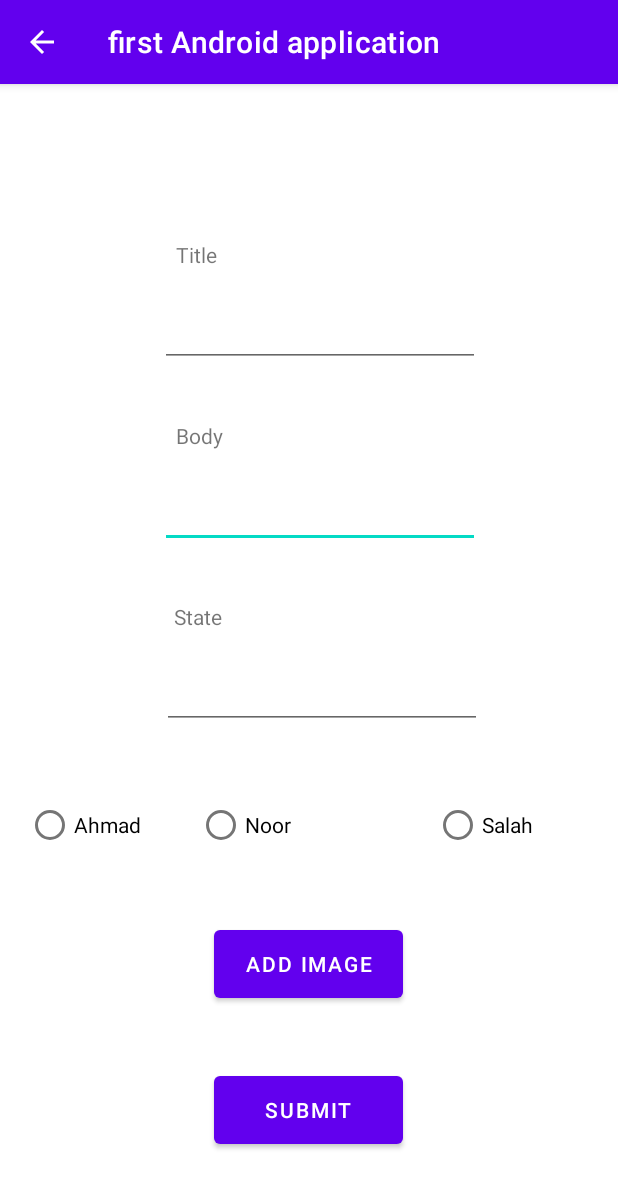
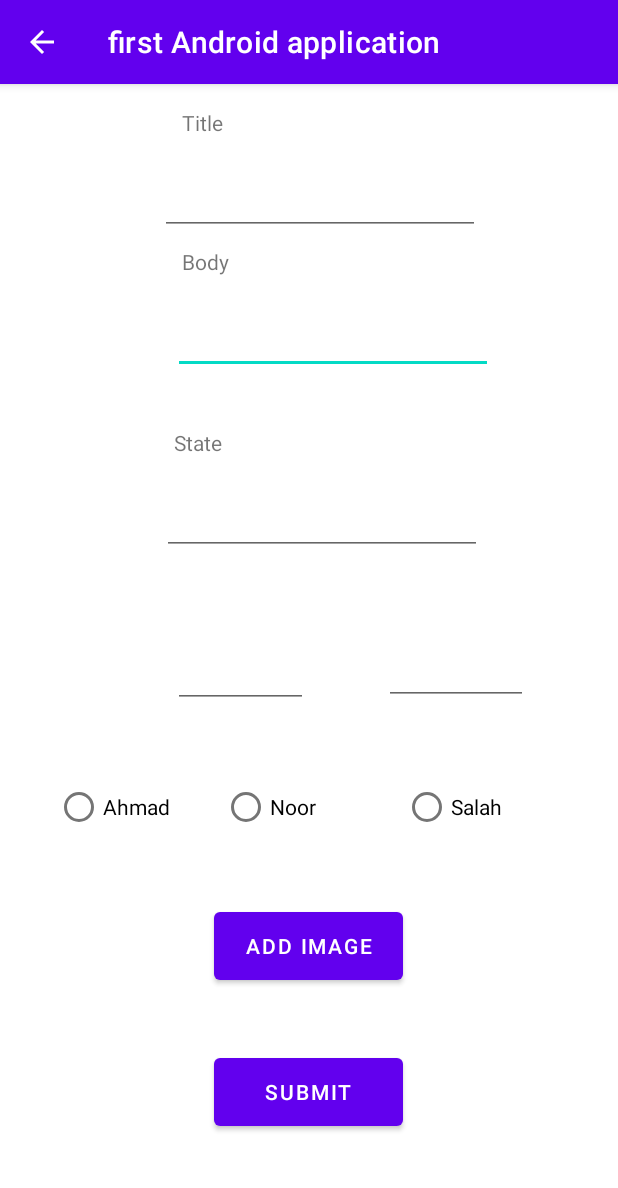
Before and after one commit to AhmadSailik/taskmaster, an Android app: the AddTask29 screen opened directly, with no data from a screen before it, on a phone screen of 412 x 824 dp. Shown: the top 1188 px of the screen. Run offline under Robolectric (Android 15) with nearby library versions, the phone set to English and light mode, and no system bars; our stand-ins replace Room's generated code; libraries missing offline, so code that uses them is left out: com.amplifyframework.core.

Commit message:
solve lab41

```diff
--- a/firstAndroidapplication/app/build.gradle
+++ b/firstAndroidapplication/app/build.gradle
@@ -32,6 +32,7 @@ android {
 
 dependencies {
 
+    implementation 'com.google.android.gms:play-services-location:18.0.0'
     def room_version = "2.3.0"
     implementation "androidx.room:room-runtime:$room_version"
     annotationProcessor "androidx.room:room-compiler:$room_version"
@@ -65,8 +66,8 @@ dependencies {
     implementation 'com.google.firebase:firebase-analytics'
 
     implementation 'com.google.firebase:firebase-messaging'
-    implementation 'com.amazonaws:aws-android-sdk-pinpoint:2.25.+'
-    implementation ('com.amazonaws:aws-android-sdk-mobile-client:2.26.+@aar') { transitive = true }
+    implementation 'com.amazonaws:aws-android-sdk-pinpoint:2.25.0'
+    implementation ('com.amazonaws:aws-android-sdk-mobile-client:2.26.0@aar') { transitive = true }
 //    androidTestImplementation('com.android.support.test.espresso:espresso-contrib:3.0.2'){
 //        exclude group: 'com.android.support', module: 'appcompat'
 //        exclude module: 'recyclerview-v7'
--- a/firstAndroidapplication/app/src/main/java/com/example/firstandroidapplication/AddTask29.java
+++ b/firstAndroidapplication/app/src/main/java/com/example/firstandroidapplication/AddTask29.java
@@ -2,10 +2,14 @@ package com.example.firstandroidapplication;
 
 import androidx.annotation.Nullable;
 import androidx.appcompat.app.AppCompatActivity;
+import androidx.core.app.ActivityCompat;
 //import androidx.room.Room;
 
+import android.Manifest;
 import android.content.Intent;
 import android.content.SharedPreferences;
+import android.content.pm.PackageManager;
+import android.location.Location;
 import android.os.Bundle;
 import android.preference.PreferenceManager;
 import android.util.Log;
@@ -16,6 +20,9 @@ import android.widget.RadioButton;
 
 import com.amplifyframework.core.Amplify;
 import com.amplifyframework.datastore.generated.model.Todo;
+import com.google.android.gms.location.FusedLocationProviderClient;
+import com.google.android.gms.location.LocationServices;
+import com.google.android.gms.tasks.OnSuccessListener;
 
 import java.io.BufferedWriter;
 import java.io.File;
@@ -26,18 +33,67 @@ import java.io.InputStream;
 import java.io.OutputStream;
 
 public class AddTask29 extends AppCompatActivity {
+    private FusedLocationProviderClient fusedLocationClient;
 //    TaskDatabase taskDatabase;
 //    TaskDao taskDao;
 //File exampleFile;
 private EditText title;
+private EditText latt;
+private EditText longut;
 private String team ;
     @Override
     protected void onCreate(Bundle savedInstanceState) {
         super.onCreate(savedInstanceState);
         setContentView(R.layout.activity_add_task29);
+        fusedLocationClient = LocationServices.getFusedLocationProviderClient(this);
         getSupportActionBar().setDisplayHomeAsUpEnabled(true);
+        longut=findViewById(R.id.editTextTextLong);
+        latt=findViewById(R.id.editTextTextLat);
+        title=findViewById(R.id.editTextTitile);
+        if (ActivityCompat.checkSelfPermission(this, Manifest.permission.ACCESS_FINE_LOCATION) != PackageManager.PERMISSION_GRANTED && ActivityCompat.checkSelfPermission(this, Manifest.permission.ACCESS_COARSE_LOCATION) != PackageManager.PERMISSION_GRANTED) {
+            // TODO: Consider calling
+            //    ActivityCompat#requestPermissions
+            ActivityCompat.requestPermissions(this, new String[]{
+                    Manifest.permission.ACCESS_COARSE_LOCATION,
+                    Manifest.permission.ACCESS_FINE_LOCATION}, 1234);
 
-        title=findViewById(R.id.editTextTitile);
+            boolean x =ActivityCompat
+                    .checkSelfPermission(this, Manifest.permission.ACCESS_COARSE_LOCATION) ==
+                    PackageManager.PERMISSION_GRANTED
+                    &&
+                    ActivityCompat
+                            .checkSelfPermission(this, Manifest.permission.ACCESS_FINE_LOCATION) ==
+                            PackageManager.PERMISSION_GRANTED;
+
+
+            // here to request the missing permissions, and then overriding
+            //   public void onRequestPermissionsResult(int requestCode, String[] permissions,
+            //                                          int[] grantResults)
+            // to handle the case where the user grants the permission. See the documentation
+            // for ActivityCompat#requestPermissions for more details.
+            return;
+        }
+
+        fusedLocationClient.getLastLocation()
+                .addOnSuccessListener(this, new OnSuccessListener<Location>() {
+                    @Override
+                    public void onSuccess(Location location) {
+                        // Got last known location. In some rare situations this can be null.
+                        if (location != null) {
+                            // Logic to handle location object
+                            double longitude= location.getLongitude();
+                            double latitude= location.getLatitude();
+
+                        latt.setText(String.valueOf(latitude));
+
+                        longut.setText(String.valueOf(longitude));
+                        }
+                    }
+
+                });
+
+
+
 
 
 
@@ -52,7 +108,7 @@ private String team ;
         EditText state=findViewById(R.id.editTextState);
         Intent recieve=getIntent();
         if(recieve.getType()!=null&&recieve.getType().equals("text/plain")){
-            System.out.println("$$$$$$$$$$$$$$$$$$$"+recieve.getExtras().get(Intent.EXTRA_TEXT).toString());
+//            System.out.println("$$$$$$$$$$$$$$$$$$$"+recieve.getExtras().get(Intent.EXTRA_TEXT).toString());
             body.setText(recieve.getExtras().get(Intent.EXTRA_TEXT).toString());
         }
 
@@ -101,6 +157,8 @@ private String team ;
                     .teamId(team)
                     .title(title.getText().toString())
                     .body(body.getText().toString())
+                    .longitude(longut.getText().toString())
+                    .latitude(latt.getText().toString())
                     .state(state.getText().toString())
                     .build();
             System.out.println("#########################");
--- a/firstAndroidapplication/app/src/main/java/com/example/firstandroidapplication/vickAdapter.java
+++ b/firstAndroidapplication/app/src/main/java/com/example/firstandroidapplication/vickAdapter.java
@@ -60,6 +60,8 @@ public class vickAdapter extends RecyclerView.Adapter<vickAdapter.TaskViewHolder
             oneTask.putExtra("title",holder.task.getTitle());
             oneTask.putExtra("body",holder.task.getBody());
             oneTask.putExtra("state",holder.task.getState());
+            oneTask.putExtra("lat",holder.task.getLatitude());
+            oneTask.putExtra("lon",holder.task.getLongitude());
             holder.context.startActivity(oneTask);
         });
 //        TextView title=holder.itemView.findViewById(R.id.textView2);
--- a/firstAndroidapplication/app/src/main/res/layout/activity_add_task29.xml
+++ b/firstAndroidapplication/app/src/main/res/layout/activity_add_task29.xml
@@ -10,10 +10,10 @@
         android:id="@+id/radioButtontask1"
         android:layout_width="wrap_content"
         android:layout_height="wrap_content"
-        android:layout_marginTop="40dp"
+        android:layout_marginTop="144dp"
         android:text="RadioButton"
         app:layout_constraintEnd_toEndOf="parent"
-        app:layout_constraintHorizontal_bias="0.052"
+        app:layout_constraintHorizontal_bias="0.109"
         app:layout_constraintStart_toStartOf="parent"
         app:layout_constraintTop_toBottomOf="@+id/editTextState" />
 
@@ -36,7 +36,7 @@
         android:ems="10"
         android:inputType="textPersonName"
         app:layout_constraintEnd_toEndOf="parent"
-        app:layout_constraintHorizontal_bias="0.537"
+        app:layout_constraintHorizontal_bias="0.582"
         app:layout_constraintStart_toStartOf="parent"
         app:layout_constraintTop_toBottomOf="@+id/viewBody" />
 
@@ -56,10 +56,10 @@
         android:id="@+id/viewBody"
         android:layout_width="wrap_content"
         android:layout_height="wrap_content"
-        android:layout_marginTop="36dp"
+        android:layout_marginTop="8dp"
         android:text="Body"
         app:layout_constraintEnd_toEndOf="parent"
-        app:layout_constraintHorizontal_bias="0.308"
+        app:layout_constraintHorizontal_bias="0.319"
         app:layout_constraintStart_toStartOf="parent"
         app:layout_constraintTop_toBottomOf="@+id/editTextTitile" />
 
@@ -67,13 +67,13 @@
         android:id="@+id/viewTitle"
         android:layout_width="wrap_content"
         android:layout_height="wrap_content"
-        android:layout_marginTop="104dp"
+        android:layout_marginTop="16dp"
         android:text="Title"
         android:textAllCaps="false"
         android:textIsSelectable="false"
         android:textSize="14sp"
         app:layout_constraintEnd_toEndOf="parent"
-        app:layout_constraintHorizontal_bias="0.305"
+        app:layout_constraintHorizontal_bias="0.315"
         app:layout_constraintStart_toStartOf="parent"
         app:layout_constraintTop_toTopOf="parent" />
 
@@ -115,7 +115,7 @@
         android:id="@+id/radioButtontask2"
         android:layout_width="wrap_content"
         android:layout_height="wrap_content"
-        android:layout_marginTop="40dp"
+        android:layout_marginTop="144dp"
         android:text="RadioButton"
         app:layout_constraintEnd_toEndOf="parent"
         app:layout_constraintHorizontal_bias="0.146"
@@ -126,11 +126,34 @@
         android:id="@+id/radioButtontask3"
         android:layout_width="wrap_content"
         android:layout_height="wrap_content"
-        android:layout_marginTop="40dp"
+        android:layout_marginTop="144dp"
         android:text="RadioButton"
         app:layout_constraintEnd_toEndOf="parent"
-        app:layout_constraintHorizontal_bias="0.627"
+        app:layout_constraintHorizontal_bias="0.428"
         app:layout_constraintStart_toEndOf="@+id/radioButtontask2"
         app:layout_constraintTop_toBottomOf="@+id/editTextState" />
 
+    <EditText
+        android:id="@+id/editTextTextLat"
+        android:layout_width="90dp"
+        android:layout_height="46dp"
+        android:layout_marginTop="56dp"
+        android:ems="10"
+        android:inputType="textPersonName"
+        app:layout_constraintEnd_toStartOf="@+id/editTextTextLong"
+        app:layout_constraintHorizontal_bias="0.696"
+        app:layout_constraintStart_toStartOf="parent"
+        app:layout_constraintTop_toBottomOf="@+id/editTextState" />
+
+    <EditText
+        android:id="@+id/editTextTextLong"
+        android:layout_width="96dp"
+        android:layout_height="44dp"
+        android:layout_marginTop="56dp"
+        android:layout_marginEnd="60dp"
+        android:ems="10"
+        android:inputType="textPersonName"
+        app:layout_constraintEnd_toEndOf="parent"
+        app:layout_constraintTop_toBottomOf="@+id/editTextState" />
+
 </androidx.constraintlayout.widget.ConstraintLayout>
```
Also changed, not shown: firstAndroidapplication/app/src/main/AndroidManifest.xml (+12 -2 lines), firstAndroidapplication/app/src/main/java/com/example/firstandroidapplication/DetailPage.java (+7 -0 lines), firstAndroidapplication/app/src/main/java/com/example/firstandroidapplication/MainActivity.java (+39 -3 lines), firstAndroidapplication/app/src/main/java/com/example/firstandroidapplication/vickyFragment.java (+11 -2 lines), firstAndroidapplication/app/src/main/res/layout/activity_detail_page.xml (+20 -0 lines), firstAndroidapplication/app/src/main/java/com/amplifyframework/datastore/generated/model/AmplifyModelProvider.java, firstAndroidapplication/app/src/main/java/com/amplifyframework/datastore/generated/model/Todo.java, 1 other file.
